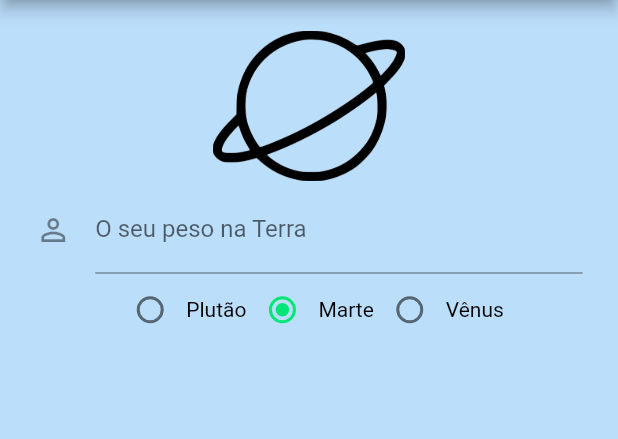
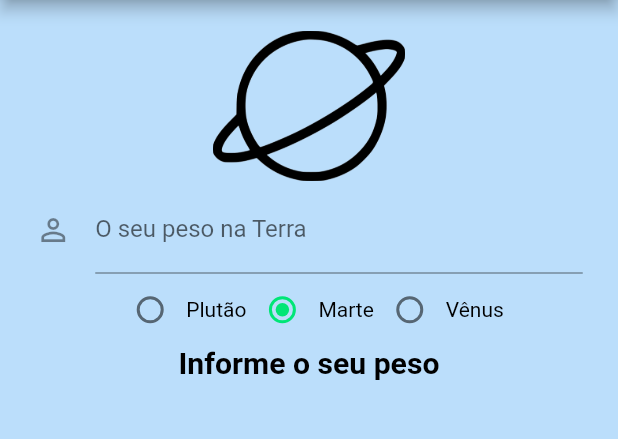
Before and after one commit to evenilson/planeta_x, a Flutter app: the screen it shows after launch, on a phone screen of 412 x 824 dp, the part 84-523 px from its top. Run offline on Flutter 3.47's test engine with Material 2 defaults, Android fonts, the phone set to English and light mode, and no system bars.

Commit message:
resolvendo bug

```diff
--- a/lib/ui/HomeScreen.dart
+++ b/lib/ui/HomeScreen.dart
@@ -23,18 +23,15 @@ class _HomeScreenState extends State<HomeScreen> {
       switch (radioValor) {
         case 0:
           _resltFinal = calcularPesoEmPlaneta(_controlePeso.text, 0.06);
-          _nomePlaneta =
-              "O seu peso em plutão é ${_resltFinal.toStringAsFixed(2)}";
+          _nomePlaneta = "Peso em plutão é ${_resltFinal.toStringAsFixed(2)}";
           break;
         case 1:
           _resltFinal = calcularPesoEmPlaneta(_controlePeso.text, 0.38);
-          _nomePlaneta =
-              "O seu peso em Marte é ${_resltFinal.toStringAsFixed(2)}";
+          _nomePlaneta = "Peso em Marte é ${_resltFinal.toStringAsFixed(2)}";
           break;
         case 2:
           _resltFinal = calcularPesoEmPlaneta(_controlePeso.text, 0.91);
-          _nomePlaneta =
-              "O seu peso em Vênus é ${_resltFinal.toStringAsFixed(2)}";
+          _nomePlaneta = "Peso em Vênus é ${_resltFinal.toStringAsFixed(2)}";
           break;
         default:
       }
@@ -112,7 +109,9 @@ class _HomeScreenState extends State<HomeScreen> {
                   ),
                   // Resultado
                   Text(
-                    "$_nomePlaneta",
+                    _controlePeso.text.isEmpty
+                        ? "Informe o seu peso"
+                        : _nomePlaneta + "Kg",
                     style: TextStyle(
                       color: Colors.black,
                       fontSize: 20.1,
```
